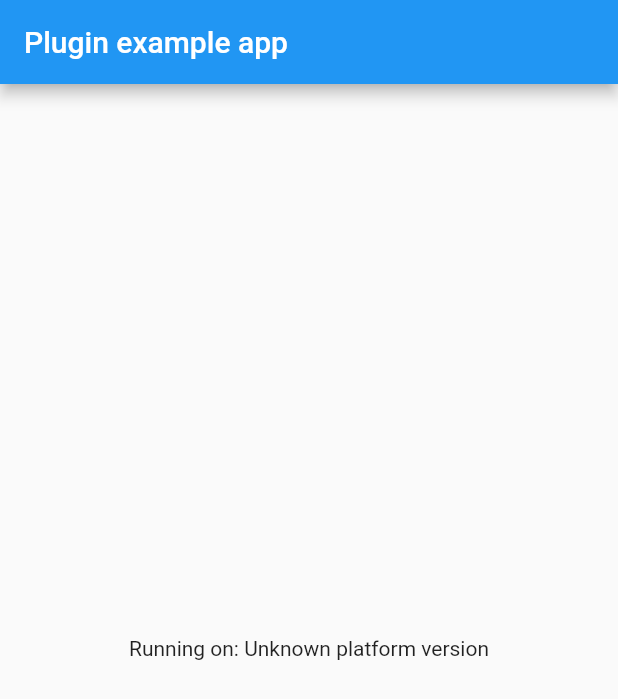
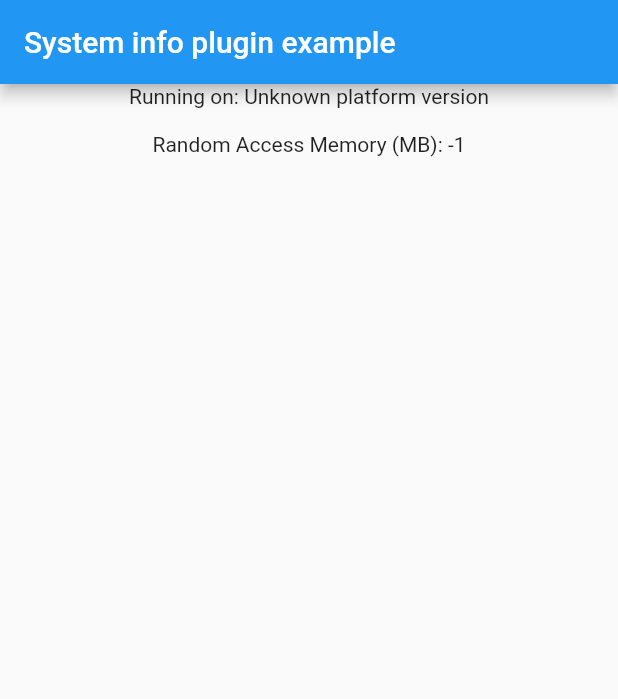
Before and after one commit to SebghatYusuf/system_info_plus, a Flutter app: the screen it shows after launch, on a phone screen of 412 x 824 dp. Shown: the top 699 px of the screen. Run offline on Flutter 3.47's test engine with Material 2 defaults, Android fonts, the phone set to English and light mode, and no system bars.

Commit message:
Fix imports

```diff
--- a/example/lib/main.dart
+++ b/example/lib/main.dart
@@ -17,6 +17,7 @@ class MyApp extends StatefulWidget {
 
 class _MyAppState extends State<MyApp> {
   String _platformVersion = 'Unknown';
+  int _deviceMemory = -1;
 
   @override
   void initState() {
@@ -27,22 +28,21 @@ class _MyAppState extends State<MyApp> {
   // Platform messages are asynchronous, so we initialize in an async method.
   Future<void> initPlatformState() async {
     String platformVersion;
-    // Platform messages may fail, so we use a try/catch PlatformException.
-    // We also handle the message potentially returning null.
+    int deviceMemory;
+
     try {
       platformVersion =
           await SystemInfoPlus.platformVersion ?? 'Unknown platform version';
+      deviceMemory = await SystemInfoPlus.physicalMemory ?? -1;
     } on PlatformException {
       platformVersion = 'Failed to get platform version.';
+      deviceMemory = -1;
     }
-
-    // If the widget was removed from the tree while the asynchronous platform
-    // message was in flight, we want to discard the reply rather than calling
-    // setState to update our non-existent appearance.
     if (!mounted) return;
 
     setState(() {
       _platformVersion = platformVersion;
+      _deviceMemory = deviceMemory;
     });
   }
 
@@ -51,10 +51,17 @@ class _MyAppState extends State<MyApp> {
     return MaterialApp(
       home: Scaffold(
         appBar: AppBar(
-          title: const Text('Plugin example app'),
+          title: const Text('System info plugin example'),
         ),
-        body: Center(
-          child: Text('Running on: $_platformVersion\n'),
+        body: Column(
+          children: [
+            Center(
+              child: Text('Running on: $_platformVersion\n'),
+            ),
+            Center(
+              child: Text('Random Access Memory (MB): $_deviceMemory'),
+            ),
+          ],
         ),
       ),
     );
--- a/lib/system_info_plus.dart
+++ b/lib/system_info_plus.dart
@@ -10,7 +10,7 @@ class SystemInfoPlus {
     return version;
   }
 
-  static Future<int?> get systemMemory async {
+  static Future<int?> get physicalMemory async {
     final int? ramSize = await _channel.invokeMethod('getMemorySpace');
     return ramSize;
   }
```
Also changed, not shown: 3 other files.
